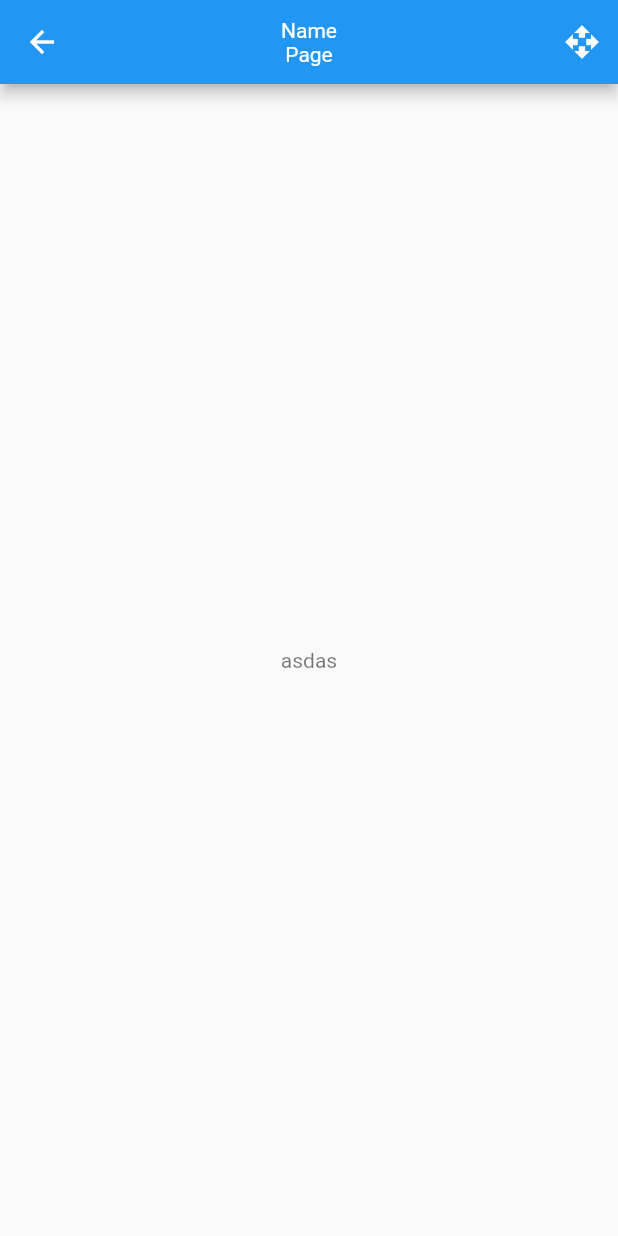
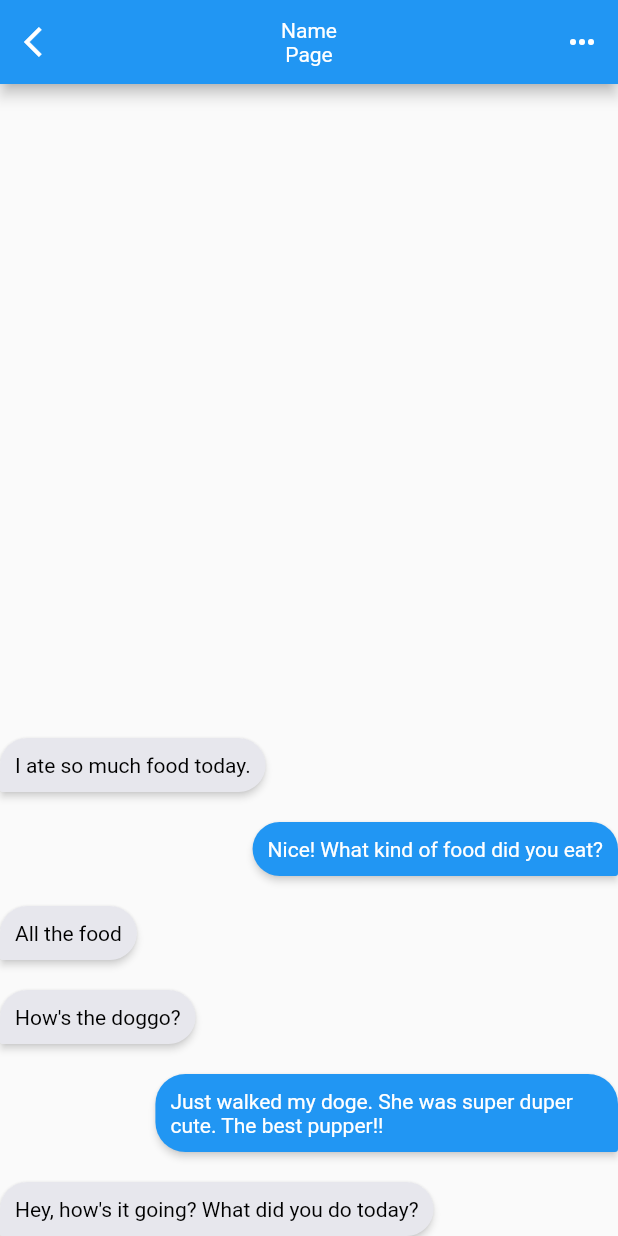
Before and after one commit to mikhoaitay23/tanzak_clone, a Flutter app: the ReadingScreen screen opened by its route, on a phone screen of 412 x 824 dp. Run offline on Flutter 3.47's test engine with Material 2 defaults, Android fonts, the phone set to English and light mode, and no system bars; drawn by our look-alikes of flutter_chat_bubble; our stand-ins replace carousel_slider, get, share_plus, smooth_page_indicator, webview_flutter; missing offline and left inert: expand_widget, flutter_email_sender; network calls fail.

Commit message:
- update

```diff
--- /dev/null
+++ b/lib/data/model/message_model.dart
@@ -0,0 +1,76 @@
+import 'package:tanzak_clone/data/model/user_model.dart';
+
+class Message {
+  final UserModel sender;
+  final String
+      time; // Would usually be type DateTime or Firebase Timestamp in production apps
+  final String text;
+  final bool isLiked;
+  final bool unread;
+
+  Message({
+    this.sender,
+    this.time,
+    this.text,
+    this.isLiked,
+    this.unread,
+  });
+}
+
+// YOU - current user
+final UserModel currentUser = UserModel(
+  id: 0,
+  name: 'Current User',
+);
+
+// USERS
+final UserModel greg = UserModel(
+  id: 1,
+  name: 'Greg',
+);
+
+// EXAMPLE MESSAGES IN CHAT SCREEN
+List<Message> messages = [
+  Message(
+    sender: greg,
+    time: '5:30 PM',
+    text: 'Hey, how\'s it going? What did you do today?',
+    isLiked: true,
+    unread: true,
+  ),
+  Message(
+    sender: currentUser,
+    time: '4:30 PM',
+    text: 'Just walked my doge. She was super duper cute. The best pupper!!',
+    isLiked: false,
+    unread: true,
+  ),
+  Message(
+    sender: greg,
+    time: '3:45 PM',
+    text: 'How\'s the doggo?',
+    isLiked: false,
+    unread: true,
+  ),
+  Message(
+    sender: greg,
+    time: '3:15 PM',
+    text: 'All the food',
+    isLiked: true,
+    unread: true,
+  ),
+  Message(
+    sender: currentUser,
+    time: '2:30 PM',
+    text: 'Nice! What kind of food did you eat?',
+    isLiked: false,
+    unread: true,
+  ),
+  Message(
+    sender: greg,
+    time: '2:00 PM',
+    text: 'I ate so much food today.',
+    isLiked: false,
+    unread: true,
+  ),
+];
--- /dev/null
+++ b/lib/data/model/user_model.dart
@@ -0,0 +1,9 @@
+class UserModel {
+  final int id;
+  final String name;
+
+  UserModel({
+    this.id,
+    this.name,
+  });
+}
--- a/lib/screen/reading/reading_screen.dart
+++ b/lib/screen/reading/reading_screen.dart
@@ -1,5 +1,9 @@
 import 'package:flutter/material.dart';
+import 'package:flutter_chat_bubble/bubble_type.dart';
+import 'package:flutter_chat_bubble/chat_bubble.dart';
+import 'package:flutter_chat_bubble/clippers/chat_bubble_clipper_8.dart';
 
+import '../../data/model/message_model.dart';
 import '../../widget/ktext.dart';
 
 class ReadingScreen extends StatefulWidget {
@@ -9,7 +13,6 @@ class ReadingScreen extends StatefulWidget {
 
   @override
   ReadingScreenState createState() => ReadingScreenState();
-
 }
 
 class ReadingScreenState extends State<ReadingScreen> {
@@ -19,27 +22,76 @@ class ReadingScreenState extends State<ReadingScreen> {
         appBar: AppBar(
           title: Column(
             children: [
-            KText(text: 'Name', color: Colors.white,),
+              KText(
+                text: 'Name',
+                color: Colors.white,
+              ),
               KText(text: 'Page', color: Colors.white)
             ],
           ),
           centerTitle: true,
+          leading: IconButton(
+            icon: const Icon(Icons.arrow_back_ios, color: Colors.white),
+            onPressed: () => Navigator.of(context).pop(),
+          ),
           actions: [
             IconButton(
-            onPressed: () {
-
-            },
-            icon: const Icon(Icons.open_with),
+              onPressed: () {},
+              icon: const Icon(Icons.more_horiz),
               tooltip: 'Option',
             )
           ],
         ),
-      body: Center (
-        child: KText(
-          text: 'asdas',
+        body: Column(
+          children: [
+            Expanded(
+                child: ClipRRect(
+              child: ListView.builder(
+                reverse: true,
+                padding: const EdgeInsets.only(top: 15.0),
+                itemCount: messages.length,
+                itemBuilder: (BuildContext context, int index) {
+                  final Message message = messages[index];
+                  final bool isMe = message.sender.id == currentUser.id;
+                  return _buildMessage(message, isMe);
+                },
+              ),
+            ))
+          ],
+        ));
+  }
+
+  _buildMessage(Message message, bool isMe) {
+    if (isMe) {
+      return ChatBubble(
+        clipper: ChatBubbleClipper8(type: BubbleType.sendBubble),
+        alignment: Alignment.topRight,
+        margin: const EdgeInsets.only(top: 20),
+        backGroundColor: Colors.blue,
+        child: Container(
+          constraints: BoxConstraints(
+            maxWidth: MediaQuery.of(context).size.width * 0.7,
+          ),
+          child: Text(
+            message.text,
+            style: const TextStyle(color: Colors.white),
           ),
         ),
       );
     }
-
+    return ChatBubble(
+      clipper: ChatBubbleClipper8(type: BubbleType.receiverBubble),
+      backGroundColor: const Color(0xffE7E7ED),
+      margin: const EdgeInsets.only(top: 20),
+      child: Container(
+        constraints: BoxConstraints(
+          maxWidth: MediaQuery.of(context).size.width * 0.7,
+        ),
+        child: Text(
+          message.text,
+          style: const TextStyle(color: Colors.black),
+        ),
+      ),
+    );
   }
+}
--- a/pubspec.yaml
+++ b/pubspec.yaml
@@ -43,6 +43,7 @@ dependencies:
   share_plus: ^4.0.4
   webview_flutter: ^3.0.2
   flutter_email_sender: ^5.1.0
+  flutter_chat_bubble: ^2.0.0
 
 dev_dependencies:
   flutter_test:
```
Also changed, not shown: pubspec.lock. Lines whose indentation alone changed are shown as unchanged.
